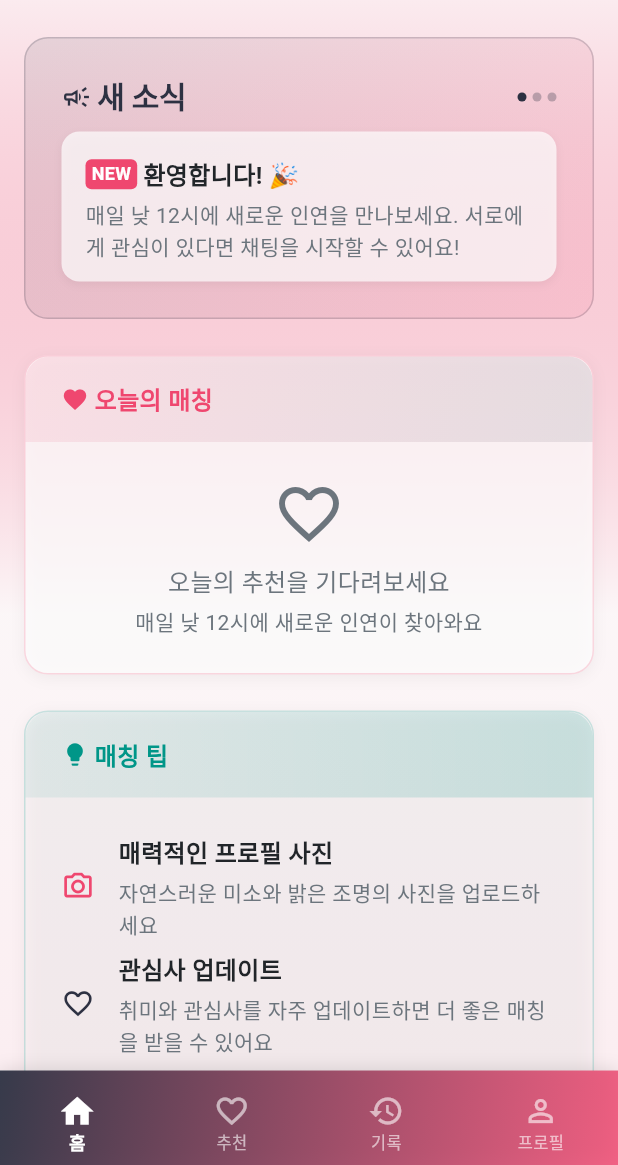
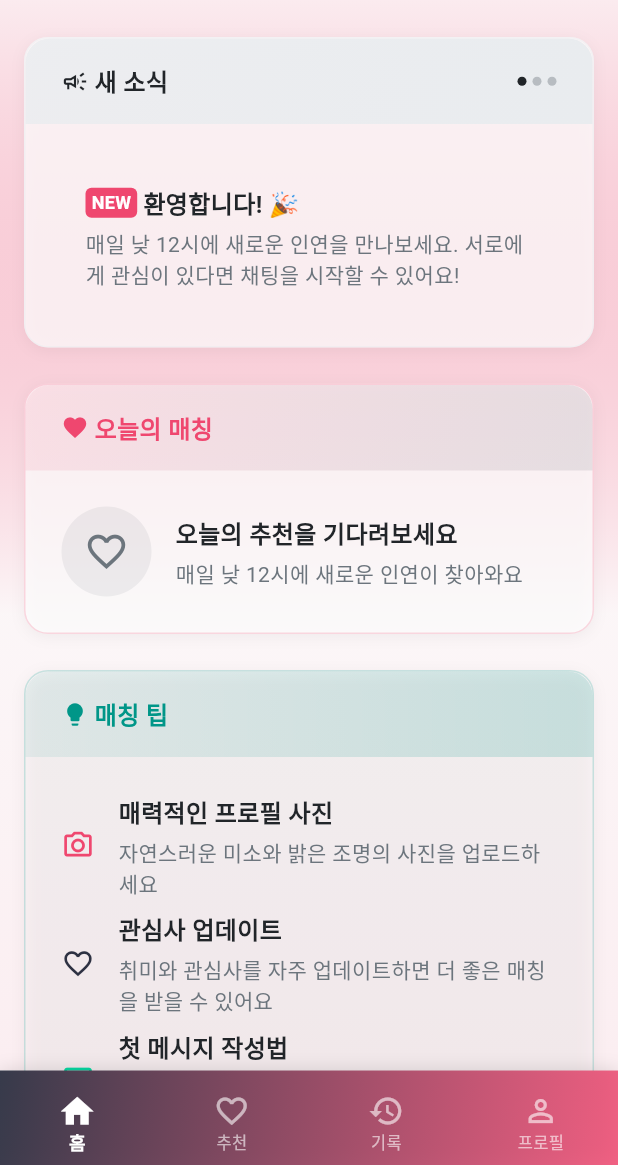
Before and after one commit to TeddyH/blinddate, a Flutter app: the DashboardScreen screen opened by its route, on a phone screen of 412 x 824 dp, the part 71-1236 px from its top. Run offline on Flutter 3.47's test engine with Material 3 defaults, Android fonts, the phone set to English and light mode, and no system bars; our stand-ins replace flutter_dotenv, flutter_image_compress, go_router, image_picker, supabase_flutter; accounts and stored records are empty.

```diff
--- a/lib/features/dashboard/screens/dashboard_screen.dart
+++ b/lib/features/dashboard/screens/dashboard_screen.dart
@@ -131,31 +131,50 @@ class _DashboardScreenState extends State<DashboardScreen> {
   Widget _buildNoticesSection() {
     return Container(
       width: double.infinity,
-      padding: const EdgeInsets.all(AppSpacing.lg),
       decoration: BoxDecoration(
-        gradient: LinearGradient(
-          colors: [AppColors.primary.withValues(alpha:0.1), AppColors.accent.withValues(alpha:0.1)],
-          begin: Alignment.topLeft,
-          end: Alignment.bottomRight,
+        color: Colors.white.withValues(alpha: 0.7),
+        borderRadius: BorderRadius.circular(16),
+        border: Border.all(color: AppColors.surfaceVariant.withValues(alpha: 0.5)),
+        boxShadow: [
+          BoxShadow(
+            color: Colors.black.withValues(alpha:0.05),
+            blurRadius: 8,
+            offset: const Offset(0, 2),
           ),
-        borderRadius: BorderRadius.circular(16),
-        border: Border.all(color: AppColors.primary.withValues(alpha:0.2)),
+        ],
       ),
       child: Column(
         crossAxisAlignment: CrossAxisAlignment.start,
         children: [
-          Row(
+          Container(
+            width: double.infinity,
+            padding: const EdgeInsets.symmetric(
+              horizontal: AppSpacing.lg,
+              vertical: AppSpacing.md,
+            ),
+            decoration: BoxDecoration(
+              gradient: LinearGradient(
+                colors: [AppColors.surfaceVariant.withValues(alpha: 0.8), AppColors.surfaceVariant],
+                begin: Alignment.centerLeft,
+                end: Alignment.centerRight,
+              ),
+              borderRadius: const BorderRadius.only(
+                topLeft: Radius.circular(16),
+                topRight: Radius.circular(16),
+              ),
+            ),
+            child: Row(
               children: [
                 Icon(
                   Icons.campaign_outlined,
-                color: AppColors.primary,
-                size: 20,
+                  color: AppColors.textPrimary,
+                  size: 18,
                 ),
                 const SizedBox(width: AppSpacing.xs),
                 Text(
                   '새 소식',
-                style: AppTextStyles.h3.copyWith(
-                  color: AppColors.primary,
+                  style: AppTextStyles.body1.copyWith(
+                    color: AppColors.textPrimary,
                     fontWeight: FontWeight.w600,
                   ),
                 ),
@@ -169,28 +188,19 @@ class _DashboardScreenState extends State<DashboardScreen> {
                       decoration: BoxDecoration(
                         shape: BoxShape.circle,
                         color: _currentNoticeIndex == index
-                          ? AppColors.primary
-                          : AppColors.primary.withValues(alpha:0.3),
+                            ? AppColors.textPrimary
+                            : AppColors.textSecondary.withValues(alpha:0.4),
                       ),
                     );
                   }),
                 ),
               ],
             ),
-          const SizedBox(height: AppSpacing.sm),
-          Container(
+          ),
+          Padding(
+            padding: const EdgeInsets.all(AppSpacing.lg),
+            child: SizedBox(
               height: 100,
-            decoration: BoxDecoration(
-              color: Colors.white.withValues(alpha: 0.7),
-              borderRadius: BorderRadius.circular(12),
-              boxShadow: [
-                BoxShadow(
-                  color: Colors.black.withValues(alpha:0.05),
-                  blurRadius: 4,
-                  offset: const Offset(0, 2),
-                ),
-              ],
-            ),
               child: PageView.builder(
               controller: _noticePageController,
               onPageChanged: (index) {
@@ -201,7 +211,7 @@ class _DashboardScreenState extends State<DashboardScreen> {
               itemCount: _notices.length,
               itemBuilder: (context, index) {
                 final notice = _notices[index];
-                return Container(
+                return Padding(
                   padding: const EdgeInsets.all(AppSpacing.md),
                   child: Column(
                     crossAxisAlignment: CrossAxisAlignment.start,
@@ -252,6 +262,7 @@ class _DashboardScreenState extends State<DashboardScreen> {
                   ),
                 );
               },
+              ),
             ),
           ),
         ],
@@ -336,23 +347,34 @@ class _DashboardScreenState extends State<DashboardScreen> {
 
   Widget _buildNoMatchesCard() {
     return SizedBox(
-      width: double.infinity,
-      child: Column(
-        mainAxisAlignment: MainAxisAlignment.center,
-        crossAxisAlignment: CrossAxisAlignment.center,
+      height: 60,
+      child: Row(
         children: [
-          Icon(
+          Container(
+            width: 60,
+            height: 60,
+            decoration: BoxDecoration(
+              shape: BoxShape.circle,
+              color: AppColors.textSecondary.withValues(alpha: 0.1),
+            ),
+            child: Icon(
               Icons.favorite_outline,
               color: AppColors.textSecondary,
-            size: 48,
+              size: 30,
             ),
-          const SizedBox(height: AppSpacing.sm),
+          ),
+          const SizedBox(width: AppSpacing.md),
+          Expanded(
+            child: Column(
+              crossAxisAlignment: CrossAxisAlignment.start,
+              mainAxisAlignment: MainAxisAlignment.center,
+              children: [
                 Text(
                   '오늘의 추천을 기다려보세요',
                   style: AppTextStyles.body1.copyWith(
-              color: AppColors.textSecondary,
+                    fontWeight: FontWeight.w600,
+                    color: AppColors.textPrimary,
                   ),
-            textAlign: TextAlign.center,
                 ),
                 const SizedBox(height: AppSpacing.xs),
                 Text(
@@ -360,7 +382,9 @@ class _DashboardScreenState extends State<DashboardScreen> {
                   style: AppTextStyles.body2.copyWith(
                     color: AppColors.textSecondary,
                   ),
-            textAlign: TextAlign.center,
+                ),
+              ],
+            ),
           ),
         ],
       ),
@@ -375,7 +399,9 @@ class _DashboardScreenState extends State<DashboardScreen> {
     final matchingService = Provider.of<ScheduledMatchingService>(context, listen: false);
     final profileImages = matchingService.getUserImages(otherUser);
 
-    return Row(
+    return SizedBox(
+      height: 60,
+      child: Row(
         children: [
         Container(
           width: 60,
@@ -420,11 +446,8 @@ class _DashboardScreenState extends State<DashboardScreen> {
             ],
           ),
         ),
-        Icon(
-          match.status == 'mutual_like' ? Icons.favorite : Icons.favorite_border,
-          color: match.status == 'mutual_like' ? AppColors.accent : AppColors.textSecondary,
+        ],
       ),
-      ],
     );
   }
 
--- a/lib/features/matching/screens/match_history_screen.dart
+++ b/lib/features/matching/screens/match_history_screen.dart
@@ -193,11 +193,6 @@ class _MatchHistoryScreenState extends State<MatchHistoryScreen> {
               ),
               textAlign: TextAlign.center,
             ),
-            const SizedBox(height: AppSpacing.xl),
-            OutlinedButton(
-              onPressed: _loadPastMatches,
-              child: const Text('새로고침'),
-            ),
           ],
         ),
       ),
--- a/lib/features/matching/screens/scheduled_home_screen.dart
+++ b/lib/features/matching/screens/scheduled_home_screen.dart
@@ -255,17 +255,7 @@ class _ScheduledHomeScreenState extends State<ScheduledHomeScreen> {
               const SizedBox(height: AppSpacing.lg),
 
               // Countdown
-              Container(
-                padding: const EdgeInsets.symmetric(
-                  horizontal: AppSpacing.lg,
-                  vertical: AppSpacing.md,
-                ),
-                decoration: BoxDecoration(
-                  color: AppColors.surface,
-                  borderRadius: BorderRadius.circular(12),
-                  border: Border.all(color: AppColors.surfaceVariant),
-                ),
-                child: Column(
+              Column(
                 children: [
                   Text(
                     '다음 매칭까지',
@@ -284,7 +274,6 @@ class _ScheduledHomeScreenState extends State<ScheduledHomeScreen> {
                   ),
                 ],
               ),
-              ),
             ] else ...[
               Text(
                 '내일 새로운 분을 소개해드릴게요!',
@@ -295,12 +284,6 @@ class _ScheduledHomeScreenState extends State<ScheduledHomeScreen> {
               ),
             ],
 
-            const SizedBox(height: AppSpacing.xl),
-
-            OutlinedButton(
-              onPressed: _loadTodaysMatches,
-              child: const Text('새로고침'),
-            ),
           ],
         ),
       ),
```
Lines whose indentation alone changed are shown as unchanged.
